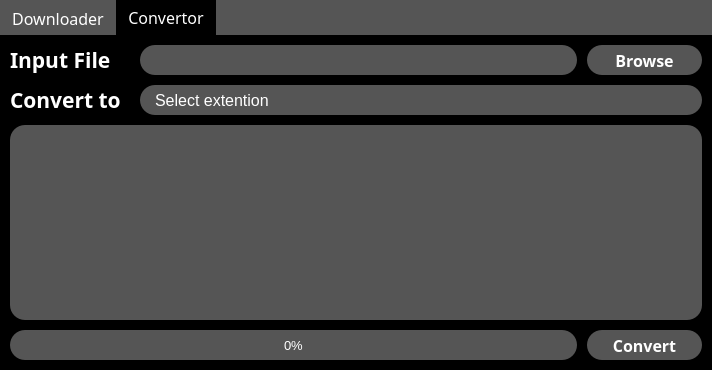
First picture: the form in design.ui, repository illya-s/YTD, before the edit.
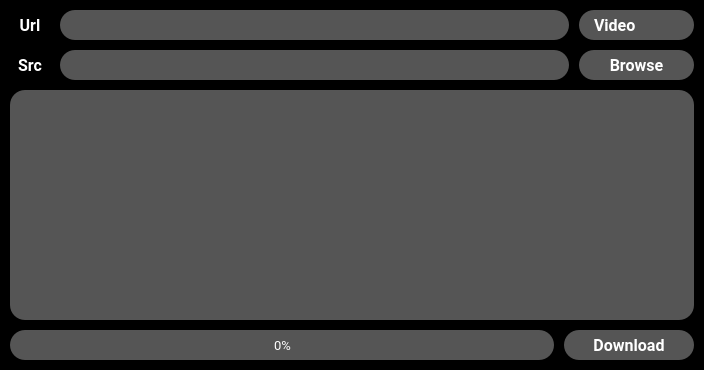
Second picture: the form after the edit. The open tabs and pages were chosen to show the change.

The edit to the form file:
```diff
--- a/design.ui
+++ b/design.ui
@@ -6,7 +6,7 @@
    <rect>
     <x>0</x>
     <y>0</y>
-    <width>712</width>
+    <width>704</width>
     <height>370</height>
    </rect>
   </property>
@@ -21,7 +21,7 @@
 
 
 #centralwidget {
-	background: #555;
+	background: #000;
 }
 
 QTabWidget::pane {
@@ -60,7 +60,7 @@
 	border-radius: 15px;
 }
 
-QListView {
+#convertListView, #listView {
 	padding: 15px;
 	border-radius: 15px;
 	background: #555;
@@ -95,38 +95,7 @@
    <property name="styleSheet">
     <string notr="true"/>
    </property>
-   <layout class="QHBoxLayout" name="horizontalLayout_2">
-    <property name="spacing">
-     <number>0</number>
-    </property>
-    <property name="leftMargin">
-     <number>0</number>
-    </property>
-    <property name="topMargin">
-     <number>0</number>
-    </property>
-    <property name="rightMargin">
-     <number>0</number>
-    </property>
-    <property name="bottomMargin">
-     <number>0</number>
-    </property>
-    <item>
-     <widget class="QTabWidget" name="tabWidget">
-      <property name="font">
-       <font>
-        <family>Rubik</family>
-        <pointsize>12</pointsize>
-       </font>
-      </property>
-      <property name="currentIndex">
-       <number>0</number>
-      </property>
-      <widget class="QWidget" name="tab">
-       <attribute name="title">
-        <string>Downloader</string>
-       </attribute>
-       <layout class="QVBoxLayout" name="verticalLayout_2">
+   <layout class="QVBoxLayout" name="verticalLayout_3">
         <property name="spacing">
          <number>10</number>
         </property>
@@ -326,38 +295,8 @@
          </widget>
         </item>
         <item>
-         <widget class="QListView" name="listView">
-          <property name="font">
-           <font>
-            <family>Roboto</family>
-            <pointsize>10</pointsize>
-           </font>
-          </property>
-          <property name="cursor" stdset="0">
-           <cursorShape>ArrowCursor</cursorShape>
-          </property>
-          <property name="autoScroll">
-           <bool>true</bool>
-          </property>
-          <property name="autoScrollMargin">
-           <number>16</number>
-          </property>
-          <property name="editTriggers">
-           <set>QAbstractItemView::NoEditTriggers</set>
-          </property>
-          <property name="showDropIndicator" stdset="0">
-           <bool>false</bool>
-          </property>
-          <property name="selectionMode">
-           <enum>QAbstractItemView::NoSelection</enum>
-          </property>
-          <property name="movement">
-           <enum>QListView::Free</enum>
-          </property>
-          <property name="isWrapping" stdset="0">
-           <bool>false</bool>
-          </property>
-          <property name="wordWrap">
+     <widget class="QPlainTextEdit" name="listView">
+      <property name="readOnly">
            <bool>true</bool>
           </property>
          </widget>
@@ -410,6 +349,9 @@
            </item>
            <item>
             <widget class="QPushButton" name="download">
+         <property name="enabled">
+          <bool>true</bool>
+         </property>
              <property name="minimumSize">
               <size>
                <width>130</width>
@@ -442,267 +384,6 @@
          </widget>
         </item>
        </layout>
-      </widget>
-      <widget class="QWidget" name="tab_2">
-       <attribute name="title">
-        <string>Convertor</string>
-       </attribute>
-       <layout class="QVBoxLayout" name="verticalLayout">
-        <property name="spacing">
-         <number>10</number>
-        </property>
-        <property name="leftMargin">
-         <number>10</number>
-        </property>
-        <property name="topMargin">
-         <number>10</number>
-        </property>
-        <property name="rightMargin">
-         <number>10</number>
-        </property>
-        <property name="bottomMargin">
-         <number>10</number>
-        </property>
-        <item>
-         <widget class="QWidget" name="widget_6" native="true">
-          <layout class="QHBoxLayout" name="horizontalLayout_6">
-           <property name="spacing">
-            <number>10</number>
-           </property>
-           <property name="leftMargin">
-            <number>0</number>
-           </property>
-           <property name="topMargin">
-            <number>0</number>
-           </property>
-           <property name="rightMargin">
-            <number>0</number>
-           </property>
-           <property name="bottomMargin">
-            <number>0</number>
-           </property>
-           <item>
-            <widget class="QLabel" name="label_3">
-             <property name="minimumSize">
-              <size>
-               <width>120</width>
-               <height>30</height>
-              </size>
-             </property>
-             <property name="maximumSize">
-              <size>
-               <width>120</width>
-               <height>16777215</height>
-              </size>
-             </property>
-             <property name="font">
-              <font>
-               <family>Rubik</family>
-               <pointsize>16</pointsize>
-               <weight>75</weight>
-               <italic>false</italic>
-               <bold>true</bold>
-              </font>
-             </property>
-             <property name="text">
-              <string>Input File</string>
-             </property>
-             <property name="alignment">
-              <set>Qt::AlignLeading|Qt::AlignLeft|Qt::AlignVCenter</set>
-             </property>
-            </widget>
-           </item>
-           <item>
-            <widget class="QLineEdit" name="inSrc">
-             <property name="minimumSize">
-              <size>
-               <width>100</width>
-               <height>30</height>
-              </size>
-             </property>
-             <property name="font">
-              <font>
-               <family>Roboto</family>
-               <pointsize>10</pointsize>
-              </font>
-             </property>
-            </widget>
-           </item>
-           <item>
-            <widget class="QPushButton" name="inBrowse">
-             <property name="minimumSize">
-              <size>
-               <width>115</width>
-               <height>30</height>
-              </size>
-             </property>
-             <property name="font">
-              <font>
-               <family>Rubik</family>
-               <pointsize>12</pointsize>
-               <weight>75</weight>
-               <bold>true</bold>
-              </font>
-             </property>
-             <property name="cursor">
-              <cursorShape>PointingHandCursor</cursorShape>
-             </property>
-             <property name="text">
-              <string>Browse</string>
-             </property>
-            </widget>
-           </item>
-          </layout>
-         </widget>
-        </item>
-        <item>
-         <widget class="QWidget" name="widget_5" native="true">
-          <layout class="QHBoxLayout" name="horizontalLayout_8">
-           <property name="spacing">
-            <number>10</number>
-           </property>
-           <property name="leftMargin">
-            <number>0</number>
-           </property>
-           <property name="topMargin">
-            <number>0</number>
-           </property>
-           <property name="rightMargin">
-            <number>0</number>
-           </property>
-           <property name="bottomMargin">
-            <number>0</number>
-           </property>
-           <item>
-            <widget class="QLabel" name="label_5">
-             <property name="minimumSize">
-              <size>
-               <width>120</width>
-               <height>30</height>
-              </size>
-             </property>
-             <property name="maximumSize">
-              <size>
-               <width>120</width>
-               <height>16777215</height>
-              </size>
-             </property>
-             <property name="font">
-              <font>
-               <family>Rubik</family>
-               <pointsize>16</pointsize>
-               <weight>75</weight>
-               <bold>true</bold>
-              </font>
-             </property>
-             <property name="text">
-              <string>Convert to</string>
-             </property>
-            </widget>
-           </item>
-           <item>
-            <widget class="QComboBox" name="chengeOutExt">
-             <property name="minimumSize">
-              <size>
-               <width>0</width>
-               <height>30</height>
-              </size>
-             </property>
-             <property name="font">
-              <font>
-               <pointsize>12</pointsize>
-               <weight>50</weight>
-               <bold>false</bold>
-              </font>
-             </property>
-             <item>
-              <property name="text">
-               <string>Select extention</string>
-              </property>
-             </item>
-            </widget>
-           </item>
-          </layout>
-         </widget>
-        </item>
-        <item>
-         <widget class="QListView" name="convertListView"/>
-        </item>
-        <item>
-         <widget class="QWidget" name="widget_7" native="true">
-          <layout class="QHBoxLayout" name="horizontalLayout_7">
-           <property name="spacing">
-            <number>10</number>
-           </property>
-           <property name="leftMargin">
-            <number>0</number>
-           </property>
-           <property name="topMargin">
-            <number>0</number>
-           </property>
-           <property name="rightMargin">
-            <number>0</number>
-           </property>
-           <property name="bottomMargin">
-            <number>0</number>
-           </property>
-           <item>
-            <widget class="QProgressBar" name="convertorProgress">
-             <property name="minimumSize">
-              <size>
-               <width>0</width>
-               <height>30</height>
-              </size>
-             </property>
-             <property name="font">
-              <font>
-               <pointsize>10</pointsize>
-              </font>
-             </property>
-             <property name="value">
-              <number>0</number>
-             </property>
-            </widget>
-           </item>
-           <item>
-            <widget class="QPushButton" name="convert">
-             <property name="minimumSize">
-              <size>
-               <width>115</width>
-               <height>30</height>
-              </size>
-             </property>
-             <property name="font">
-              <font>
-               <family>Rubik</family>
-               <pointsize>12</pointsize>
-               <weight>75</weight>
-               <bold>true</bold>
-              </font>
-             </property>
-             <property name="text">
-              <string>Convert</string>
-             </property>
-            </widget>
-           </item>
-          </layout>
-         </widget>
-        </item>
-       </layout>
-      </widget>
-     </widget>
-    </item>
-   </layout>
-  </widget>
-  <widget class="QMenuBar" name="menubar">
-   <property name="geometry">
-    <rect>
-     <x>0</x>
-     <y>0</y>
-     <width>712</width>
-     <height>26</height>
-    </rect>
-   </property>
   </widget>
  </widget>
  <resources/>
```
Lines whose indentation alone changed are shown as unchanged.
